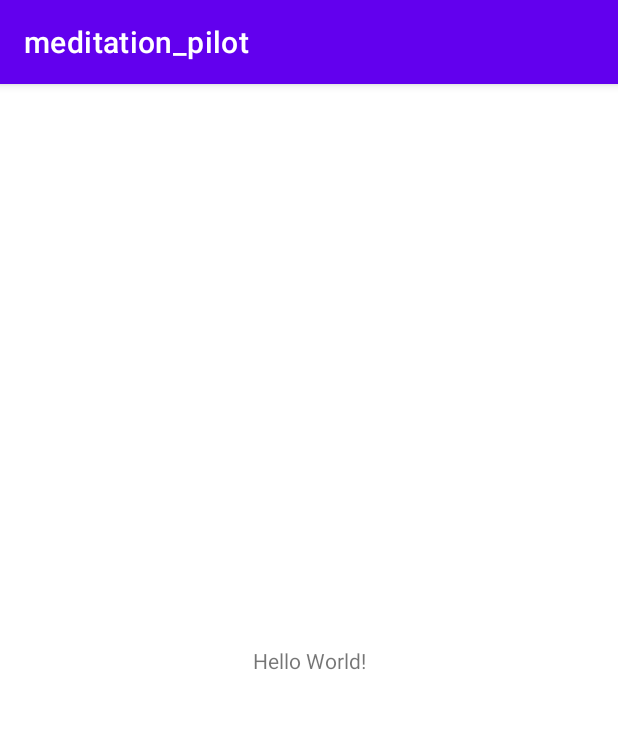
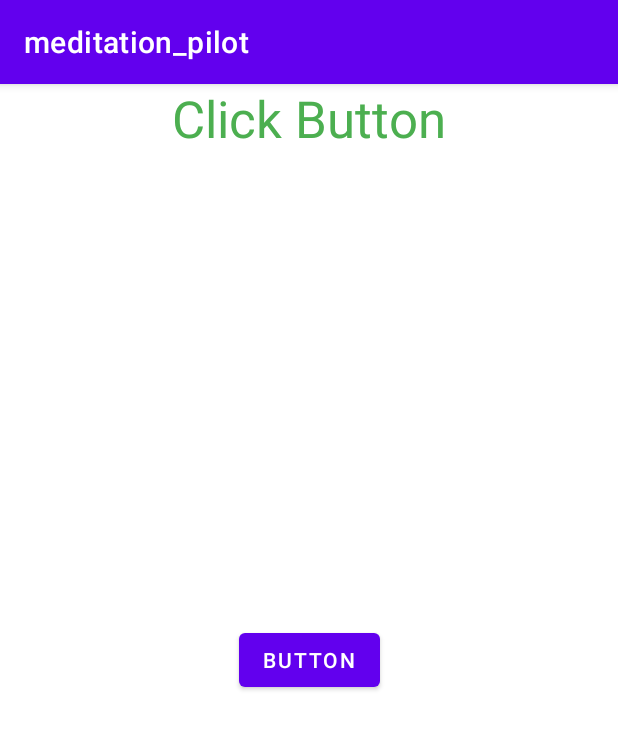
Before and after one commit to meyert11/meditation_pilot, an Android app: the screen it shows after launch (MainActivity), on a phone screen of 412 x 824 dp. Shown: the top 729 px of the screen. Run offline under Robolectric (Android 15) with nearby library versions, the phone set to English and light mode, and no system bars.

Commit message:
updated Button with Toast, and started implimenting the playing of a short bell in phone's media player

```diff
--- a/app/src/main/java/com/example/meditation_pilot/MainActivity.kt
+++ b/app/src/main/java/com/example/meditation_pilot/MainActivity.kt
@@ -2,10 +2,35 @@ package com.example.meditation_pilot
 
 import androidx.appcompat.app.AppCompatActivity
 import android.os.Bundle
+import android.widget.Button
+import android.widget.Toast
+import android.media.MediaPlayer
 
 class MainActivity : AppCompatActivity() {
+
+    private lateinit var mp: MediaPlayer
+
     override fun onCreate(savedInstanceState: Bundle?) {
         super.onCreate(savedInstanceState)
         setContentView(R.layout.activity_main)
+
+        val clickme = findViewById<Button>(R.id.button3)
+
+        clickme.setOnClickListener {
+            Toast.makeText(this, "Button Clicked", Toast.LENGTH_SHORT).show()
+
+        }
+
+
     }
+    fun playBell(view: android.view.View) {
+        playAudio()
+
+    }
+    private fun playAudio() {
+        mp = MediaPlayer.create(this, R.raw.short_bell)
+        mp.setVolume(0.5f, 0.5f)
+        mp.start()
+    }
+
 }
--- a/app/src/main/res/layout/activity_main.xml
+++ b/app/src/main/res/layout/activity_main.xml
@@ -6,13 +6,26 @@
     android:layout_height="match_parent"
     tools:context=".MainActivity">
 
-    <TextView
+    <Button
+        android:id="@+id/button3"
         android:layout_width="wrap_content"
         android:layout_height="wrap_content"
-        android:text="Hello World!"
+        android:text="Button"
         app:layout_constraintBottom_toBottomOf="parent"
-        app:layout_constraintLeft_toLeftOf="parent"
-        app:layout_constraintRight_toRightOf="parent"
+        app:layout_constraintEnd_toEndOf="parent"
+        app:layout_constraintStart_toStartOf="parent"
+        app:layout_constraintTop_toTopOf="parent"
+        android:onClick="playBell" />
+
+    <TextView
+        android:id="@+id/textView"
+        android:layout_width="wrap_content"
+        android:layout_height="wrap_content"
+        android:text="Click Button"
+        android:textColor="#4CAF50"
+        android:textSize="34sp"
+        app:layout_constraintEnd_toEndOf="parent"
+        app:layout_constraintStart_toStartOf="parent"
         app:layout_constraintTop_toTopOf="parent" />
 
 </androidx.constraintlayout.widget.ConstraintLayout>
--- a/build.gradle
+++ b/build.gradle
@@ -1,7 +1,7 @@
 // Top-level build file where you can add configuration options common to all sub-projects/modules.
 plugins {
-    id 'com.android.application' version '7.1.2' apply false
-    id 'com.android.library' version '7.1.2' apply false
+    id 'com.android.application' version '7.1.3' apply false
+    id 'com.android.library' version '7.1.3' apply false
     id 'org.jetbrains.kotlin.android' version '1.6.20' apply false
 }
 
```
Also changed, not shown: app/build.gradle (+8 -0 lines), 1 other file.
